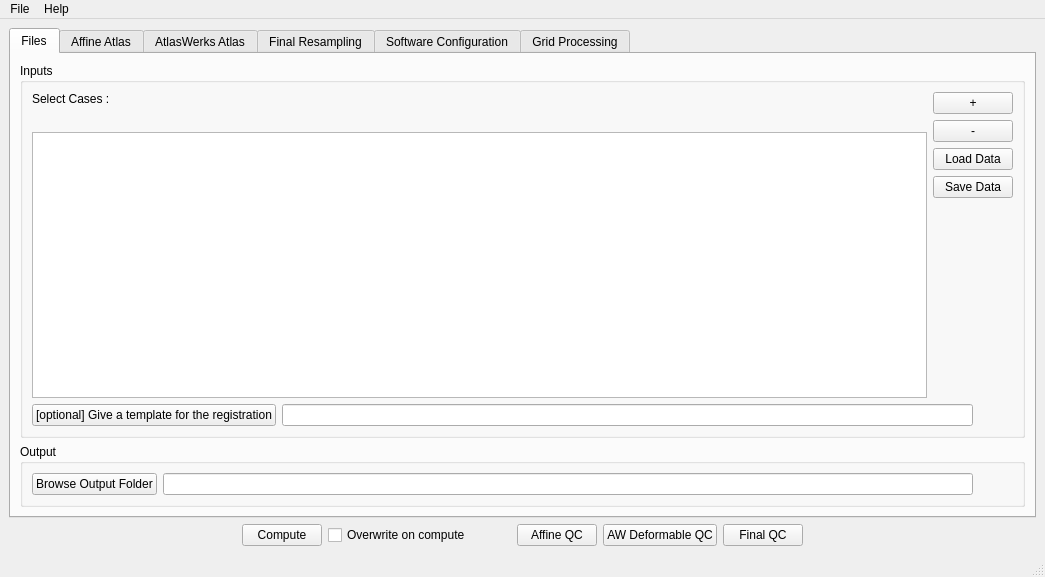
adrienkaiser/DTIAtlasBuilder, file GUIwindow.ui: the form before one commit.
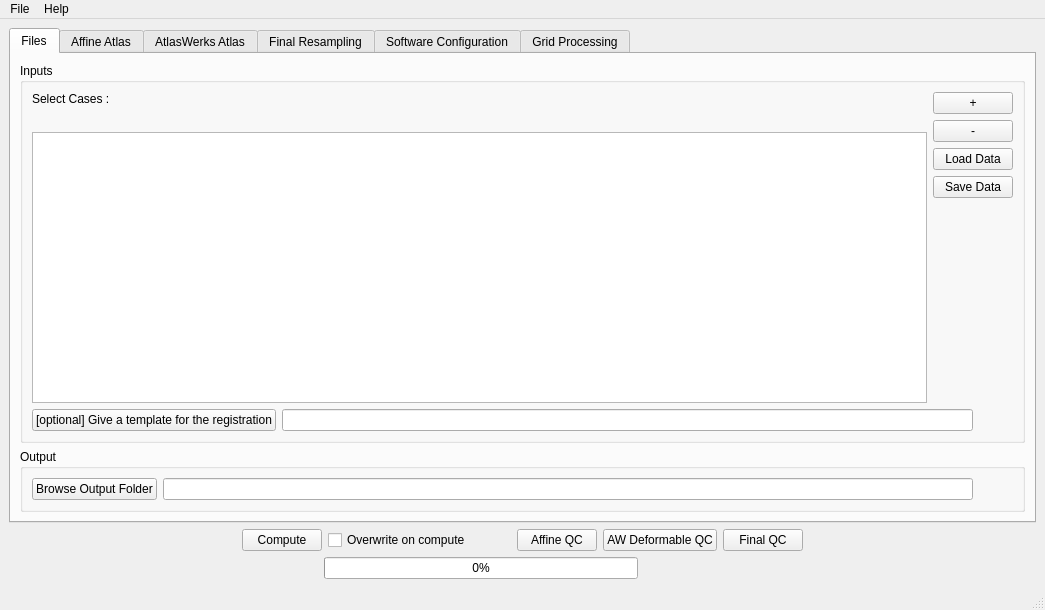
The form after the commit.

Commit message: ENH: Add a progress bar in the GUI

Diff of the .ui file:
```diff
--- a/GUIwindow.ui
+++ b/GUIwindow.ui
@@ -7,7 +7,7 @@
     <x>0</x>
     <y>0</y>
     <width>1045</width>
-    <height>577</height>
+    <height>610</height>
    </rect>
   </property>
   <property name="windowTitle">
@@ -1643,6 +1643,56 @@
       </item>
      </layout>
     </item>
+    <item>
+     <layout class="QHBoxLayout" name="horizontalLayout_13">
+      <item>
+       <spacer name="horizontalSpacer_17">
+        <property name="orientation">
+         <enum>Qt::Horizontal</enum>
+        </property>
+        <property name="sizeHint" stdset="0">
+         <size>
+          <width>40</width>
+          <height>20</height>
+         </size>
+        </property>
+       </spacer>
+      </item>
+      <item>
+       <widget class="QProgressBar" name="progressBar">
+        <property name="value">
+         <number>0</number>
+        </property>
+       </widget>
+      </item>
+      <item>
+       <widget class="QLabel" name="ExecStatusLabel">
+        <property name="sizePolicy">
+         <sizepolicy hsizetype="Fixed" vsizetype="Fixed">
+          <horstretch>155</horstretch>
+          <verstretch>0</verstretch>
+         </sizepolicy>
+        </property>
+        <property name="text">
+         <string>                       </string>
+        </property>
+       </widget>
+      </item>
+      <item>
+       <spacer name="horizontalSpacer_16">
+        <property name="orientation">
+         <enum>Qt::Horizontal</enum>
+        </property>
+        <property name="sizeHint" stdset="0">
+         <size>
+          <width>40</width>
+          <height>20</height>
+         </size>
+        </property>
+       </spacer>
+      </item>
+     </layout>
+    </item>
    </layout>
   </widget>
   <widget class="QMenuBar" name="menubar">
```
The commit also changes 6 other files.
